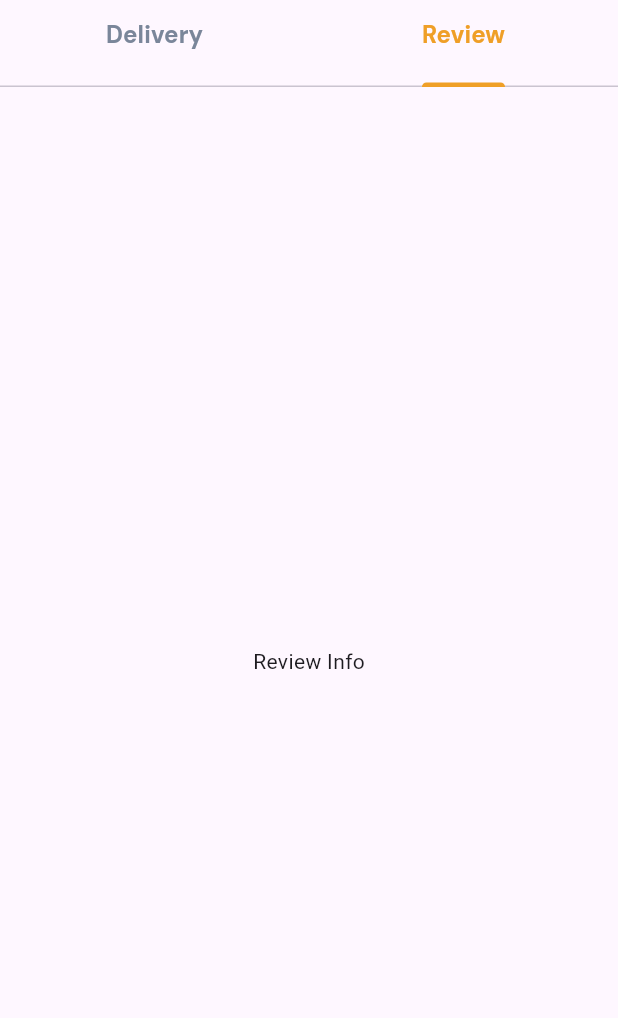
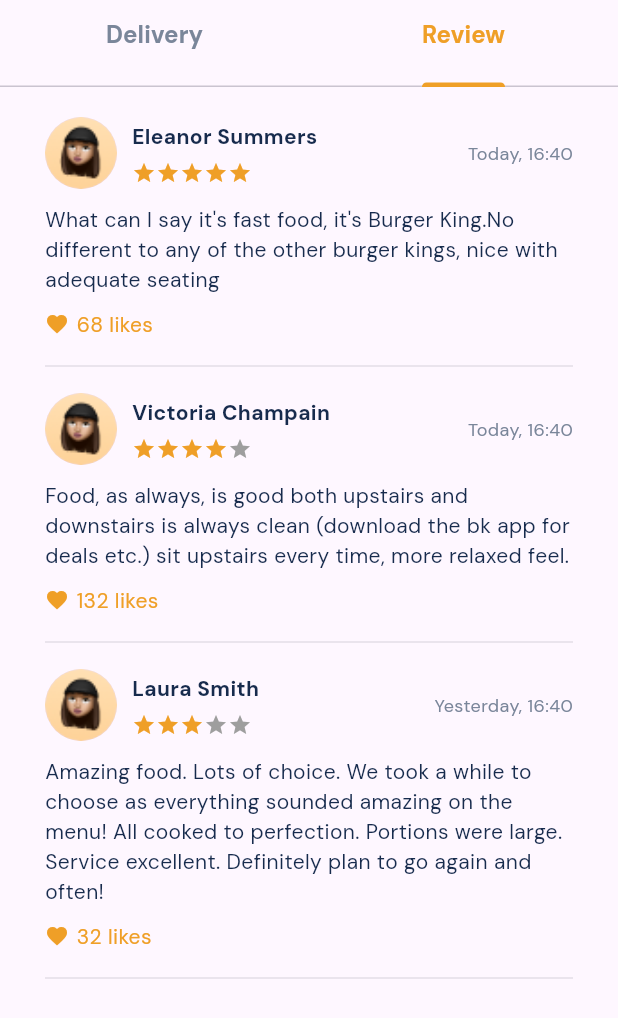
Before and after one commit to ibrahimagdy/restaurant, a Flutter app: the CustomTabView widget shown alone on an empty page, opened directly, tab 2 chosen, on a phone screen of 412 x 824 dp. Shown: the top 1018 px of the screen. Run offline on Flutter 3.47's test engine with Material 3 defaults, Android fonts, the phone set to English and light mode, and no system bars; our stand-ins replace flutter_screenutil, flutter_svg, google_fonts, intl_phone_number_input; missing offline and left inert: top_modal_sheet.

Commit message:
review features

```diff
--- /dev/null
+++ b/lib/model/user_review_model.dart
@@ -0,0 +1,47 @@
+class UserReviewModel {
+  final String userImage;
+  final String userName;
+  final int userRate;
+  final String rateTime;
+  final String commentReview;
+  final String likes;
+
+  UserReviewModel({
+    required this.userImage,
+    required this.userName,
+    required this.userRate,
+    required this.rateTime,
+    required this.commentReview,
+    required this.likes,
+  });
+}
+
+final List<UserReviewModel> userReviews = [
+  UserReviewModel(
+    userImage: "assets/images/user_review.png",
+    userName: "Eleanor Summers",
+    userRate: 5,
+    rateTime: "Today, 16:40",
+    commentReview:
+        "What can I say it's fast food, it's Burger King.No different to any of the other burger kings, nice with adequate seating",
+    likes: "68 likes",
+  ),
+  UserReviewModel(
+    userImage: "assets/images/user_review.png",
+    userName: "Victoria Champain",
+    userRate: 4,
+    rateTime: "Today, 16:40",
+    commentReview:
+        "Food, as always, is good both upstairs and downstairs is always clean (download the bk app for deals etc.) sit upstairs every time, more relaxed feel.",
+    likes: "132 likes",
+  ),
+  UserReviewModel(
+    userImage: "assets/images/user_review.png",
+    userName: "Laura Smith",
+    userRate: 3,
+    rateTime: "Yesterday, 16:40",
+    commentReview:
+        "Amazing food. Lots of choice. We took a while to choose as everything sounded amazing on the menu! All cooked to perfection. Portions were large. Service excellent. Definitely plan to go again and often!",
+    likes: "32 likes",
+  ),
+];
--- a/lib/view/details_screen/features/custom_tab_view.dart
+++ b/lib/view/details_screen/features/custom_tab_view.dart
@@ -1,5 +1,6 @@
 import 'package:flutter/material.dart';
 import 'package:restaurant/constants.dart';
+import 'package:restaurant/view/details_screen/features/review_info_widgets/users_review.dart';
 
 import '../../../core/utils/theme.dart';
 import 'delivery_info_view.dart';
@@ -28,7 +29,7 @@ class CustomTabView extends StatelessWidget {
             child: TabBarView(
               children: [
                 DeliveryInfoView(),
-                Center(child: Text("Review Info")),
+                UsersReview(),
               ],
             ),
           ),
--- a/lib/view/details_screen/features/delivery_info_widgets/popular_items_widget.dart
+++ b/lib/view/details_screen/features/delivery_info_widgets/popular_items_widget.dart
@@ -11,7 +11,7 @@ class PopularItemsWidget extends StatelessWidget {
   Widget build(BuildContext context) {
     var mediaQuery = MediaQuery.of(context).size;
     return SizedBox(
-      height: mediaQuery.height * 0.25,
+      height: mediaQuery.height * 0.27,
       child: ListView.builder(
         scrollDirection: Axis.horizontal,
         itemCount: popularItems.length,
--- /dev/null
+++ b/lib/view/details_screen/features/review_info_widgets/review_widget.dart
@@ -0,0 +1,83 @@
+import 'package:flutter/material.dart';
+import 'package:restaurant/constants.dart';
+
+import '../../../../core/utils/theme.dart';
+import '../../../../model/user_review_model.dart';
+
+class ReviewWidget extends StatelessWidget {
+  final UserReviewModel review;
+
+  const ReviewWidget({required this.review, super.key});
+
+  @override
+  Widget build(BuildContext context) {
+    return Column(
+      crossAxisAlignment: CrossAxisAlignment.start,
+      children: [
+        Row(
+          crossAxisAlignment: CrossAxisAlignment.center,
+          children: [
+            CircleAvatar(
+              backgroundImage: AssetImage(review.userImage),
+              radius: 24,
+            ),
+            const SizedBox(width: 10),
+            Expanded(
+              child: Column(
+                crossAxisAlignment: CrossAxisAlignment.start,
+                children: [
+                  Text(
+                    review.userName,
+                    style: theme().textTheme.labelMedium,
+                  ),
+                  const SizedBox(height: 6),
+                  Row(
+                    children: List.generate(5, (index) {
+                      return Icon(
+                        Icons.star,
+                        color: index < review.userRate
+                            ? primaryColor
+                            : Colors.grey,
+                        size: 16,
+                      );
+                    }),
+                  ),
+                ],
+              ),
+            ),
+            Text(
+              review.rateTime,
+              style: theme().textTheme.labelSmall!.copyWith(color: thirdColor),
+            ),
+          ],
+        ),
+        const SizedBox(height: 10),
+        Text(
+          review.commentReview,
+          style: theme()
+              .textTheme
+              .labelMedium!
+              .copyWith(color: secondaryColor, fontWeight: FontWeight.normal),
+        ),
+        const SizedBox(height: 10),
+        Row(
+          children: [
+            Icon(
+              Icons.favorite,
+              color: primaryColor,
+              size: 16,
+            ),
+            const SizedBox(width: 5),
+            Text(
+              review.likes,
+              style: theme().textTheme.labelSmall!.copyWith(fontSize: 14),
+            ),
+          ],
+        ),
+        const SizedBox(height: 10),
+        const Divider(thickness: 0.5),
+        const SizedBox(height: 10),
+      ],
+    );
+  }
+}
--- /dev/null
+++ b/lib/view/details_screen/features/review_info_widgets/users_review.dart
@@ -0,0 +1,19 @@
+import 'package:flutter/material.dart';
+
+import '../../../../model/user_review_model.dart';
+import 'review_widget.dart';
+
+class UsersReview extends StatelessWidget {
+  const UsersReview({super.key});
+
+  @override
+  Widget build(BuildContext context) {
+    return ListView.builder(
+      padding: const EdgeInsets.symmetric(horizontal: 30, vertical: 20),
+      itemCount: userReviews.length,
+      itemBuilder: (context, index) {
+        return ReviewWidget(review: userReviews[index]);
+      },
+    );
+  }
+}
--- a/lib/view/home_layout/home_layout.dart
+++ b/lib/view/home_layout/home_layout.dart
@@ -42,7 +42,7 @@ class _HomeLayoutState extends State<HomeLayout> {
       extendBody: true,
       body: screens[selectedIndex],
       bottomNavigationBar: Container(
-        height: 115,
+        height: 100,
         decoration: BoxDecoration(
           boxShadow: [
             BoxShadow(
--- a/lib/view/home_screen/features/best_partners_widget.dart
+++ b/lib/view/home_screen/features/best_partners_widget.dart
@@ -51,7 +51,7 @@ class BestPartnersWidget extends StatelessWidget {
           ),
           SizedBox(height: mediaQuery.height * 0.02),
           SizedBox(
-            height: mediaQuery.height * 0.33,
+            height: mediaQuery.height * 0.35,
             child: ListView.builder(
               scrollDirection: Axis.horizontal,
               itemCount: bestPartnerModel.length,
```
Also changed, not shown: assets/images/user_review.png (added).
